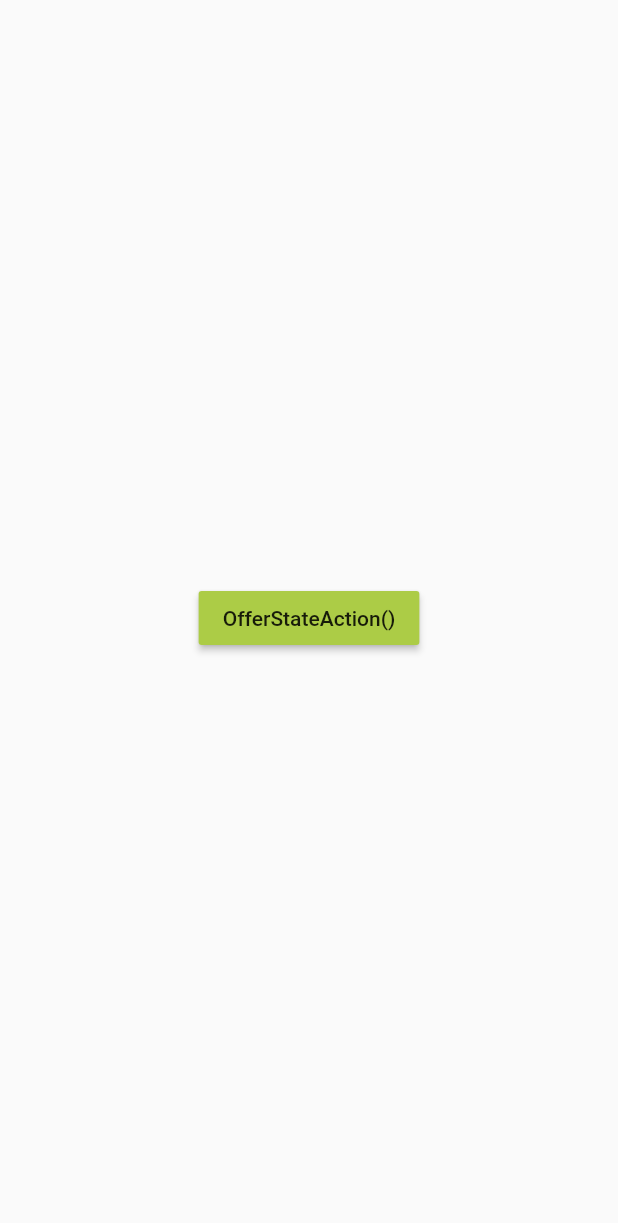
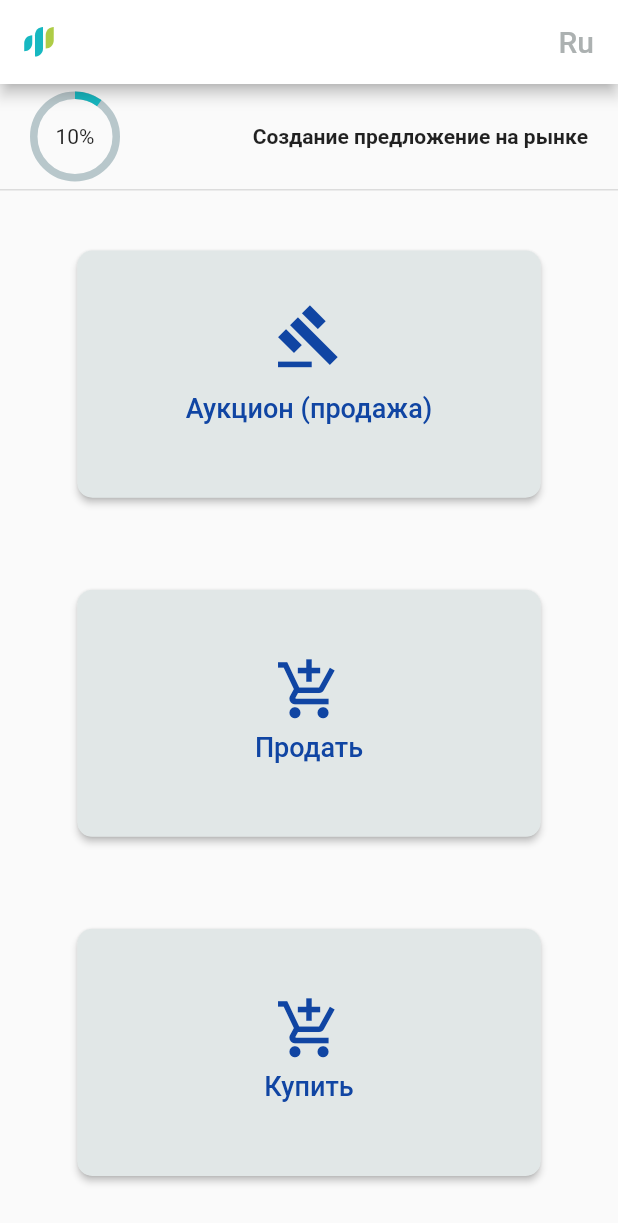
Before and after one commit to MrGretty/mobile, a Flutter app: the screen it shows after launch, on a phone screen of 412 x 824 dp. Shown: the top 1223 px of the screen. Run offline on Flutter 3.47's test engine with Material 2 defaults, Android fonts, the phone set to English and light mode, and no system bars; drawn by our look-alikes of percent_indicator; our stand-ins replace bloc, equatable, flutter_bloc, flutter_svg; missing offline and left inert: flutter_statusbar_manager.

Commit message:
add offerFormAuctionView

```diff
--- /dev/null
+++ b/lib/components/common/LoggedInHeader.dart
@@ -0,0 +1,31 @@
+import 'package:flutter/material.dart';
+import 'package:flutter_svg/flutter_svg.dart';
+
+class LoggedInHeader extends StatelessWidget {
+  static final String assetLogoName = 'assets/logo.svg';
+
+  final Widget svgLogoIcon = new SvgPicture.asset(
+    assetLogoName,
+    semanticsLabel: 'Logo',
+    height: 35,
+    width: 20,
+  );
+
+  @override
+  Widget build(BuildContext context) {
+    return Row(
+        mainAxisAlignment: MainAxisAlignment.spaceBetween,
+        children: <Widget>[
+          Container(child: svgLogoIcon),
+          Container(
+            child: Text(
+              'Ru',
+              style: TextStyle(color: Color.fromRGBO(172, 177, 177, 1)),
+            ),
+            margin: const EdgeInsets.only(
+              left: 20.0,
+            ),
+          )
+        ]);
+  }
+}
--- /dev/null
+++ b/lib/components/common/PercentIndicator.dart
@@ -0,0 +1,41 @@
+import 'package:flutter/material.dart';
+import 'package:percent_indicator/percent_indicator.dart';
+
+class PercentIndicator extends StatelessWidget {
+  final String title;
+  final String circleText;
+  final double percent;
+
+  const PercentIndicator(
+      {Key key, this.title, this.circleText, @required this.percent})
+      : super(key: key);
+
+  @override
+  Widget build(BuildContext context) {
+    return Container(
+      padding: EdgeInsets.only(left: 20, right: 20, top: 5, bottom: 5),
+      width: double.infinity,
+      alignment: Alignment.center,
+      decoration: const BoxDecoration(
+          border: Border(
+        bottom: BorderSide(width: 1.0, color: Color.fromRGBO(0, 0, 0, 0.12)),
+      )),
+      child: Row(
+        mainAxisAlignment: MainAxisAlignment.spaceBetween,
+        children: <Widget>[
+          CircularPercentIndicator(
+              radius: 60.0,
+              lineWidth: 5.0,
+              animation: true,
+              percent: this.percent,
+              center: Text(this.circleText),
+              progressColor: Color.fromRGBO(23, 182, 191, 1)),
+          Text(
+            this.title,
+            style: TextStyle(fontWeight: FontWeight.bold),
+          ),
+        ],
+      ),
+    );
+  }
+}
--- a/lib/components/createOffer/OfferBloc.dart
+++ /dev/null
@@ -1,22 +0,0 @@
-import 'package:bloc/bloc.dart';
-import 'package:Tradomatic/components/createOffer/OfferState.dart';
-import 'package:Tradomatic/components/createOffer/OfferEvents.dart';
-import 'package:Tradomatic/components/createOffer/OfferModel.dart';
-import 'package:flutter/cupertino.dart';
-
-class OfferBloc extends Bloc<OfferEvents, OfferState> {
-  final OfferModel model;
-
-  OfferBloc({@required this.model});
-
-  @override
-  OfferState get initialState => OfferStateAction();
-
-  @override
-  Stream<OfferState> mapEventToState(OfferEvents event) async* {
-    if (event is UpdateOffer) {
-      model.setFields(operation: event.operation);
-      print(model.props);
-    }
-  }
-}
--- /dev/null
+++ b/lib/components/createOffer/OfferFormActionView.dart
@@ -0,0 +1,133 @@
+import 'package:flutter/material.dart';
+
+import 'package:Tradomatic/components/createOffer/bloc/block.dart';
+import 'package:flutter_bloc/flutter_bloc.dart';
+
+enum Operations { auction, buy, sell }
+
+class OfferFormActionView extends StatelessWidget {
+  final double mediaWidthFactor = 0.75;
+  final double mediaHeightFactor = 0.2;
+
+  final RoundedRectangleBorder shape = RoundedRectangleBorder(
+    borderRadius: new BorderRadius.circular(10.0),
+  );
+
+  mapEnumToConstants(option) {
+    switch (option) {
+      case Operations.auction:
+        return 3;
+      case Operations.buy:
+        return 2;
+      case Operations.sell:
+        return 1;
+      default:
+        return 0;
+    }
+  }
+
+  @override
+  Widget build(BuildContext context) {
+    return Container(
+        alignment: Alignment.center,
+        child: Center(
+          child: Padding(
+            child: Column(
+                mainAxisAlignment: MainAxisAlignment.spaceBetween,
+                children: <Widget>[
+                  SizedBox(
+                    height: MediaQuery.of(context).size.height *
+                        this.mediaHeightFactor,
+                    width: MediaQuery.of(context).size.width *
+                        this.mediaWidthFactor,
+                    child: RaisedButton(
+                      child: Column(
+                        mainAxisAlignment: MainAxisAlignment.center,
+                        children: <Widget>[
+                          Icon(
+                            Icons.gavel,
+                            size: 45,
+                          ),
+                          Padding(
+                            padding: const EdgeInsets.all(15.0),
+                            child: Text(
+                              "Аукцион (продажа)",
+                              style: TextStyle(fontSize: 18.0),
+                            ),
+                          ), // text
+                        ],
+                      ),
+                      shape: this.shape,
+                      onPressed: () => BlocProvider.of<OfferBloc>(context).add(
+                          OperationChanged(
+                              this.mapEnumToConstants(Operations.auction))),
+                      textColor: Color.fromRGBO(16, 69, 163, 1),
+                      color: Color.fromRGBO(225, 231, 231, 1),
+                    ),
+                  ),
+                  SizedBox(
+                    height: MediaQuery.of(context).size.height *
+                        this.mediaHeightFactor,
+                    width: MediaQuery.of(context).size.width *
+                        this.mediaWidthFactor,
+                    child: RaisedButton(
+                      child: Column(
+                        mainAxisAlignment: MainAxisAlignment.center,
+                        children: <Widget>[
+                          Icon(
+                            Icons.add_shopping_cart,
+                            size: 45,
+                          ),
+                          Padding(
+                            padding: const EdgeInsets.all(5.0),
+                            child: Text(
+                              "Продать",
+                              style: TextStyle(fontSize: 18.0),
+                            ),
+                          ), // text
+                        ],
+                      ),
+                      shape: this.shape,
+                      onPressed: () => BlocProvider.of<OfferBloc>(context).add(
+                          OperationChanged(
+                              this.mapEnumToConstants(Operations.buy))),
+                      textColor: Color.fromRGBO(16, 69, 163, 1),
+                      color: Color.fromRGBO(225, 231, 231, 1),
+                    ),
+                  ),
+                  SizedBox(
+                    height: MediaQuery.of(context).size.height *
+                        this.mediaHeightFactor,
+                    width: MediaQuery.of(context).size.width *
+                        this.mediaWidthFactor,
+                    child: RaisedButton(
+                      child: Column(
+                        mainAxisAlignment: MainAxisAlignment.center,
+                        children: <Widget>[
+                          Icon(
+                            Icons.add_shopping_cart,
+                            size: 45,
+                          ),
+                          Padding(
+                            padding: const EdgeInsets.all(5.0),
+                            child: Text(
+                              "Купить",
+                              style: TextStyle(fontSize: 18.0),
+                            ),
+                          ), // text
+                        ],
+                      ),
+                      shape: this.shape,
+                      onPressed: () => BlocProvider.of<OfferBloc>(context).add(
+                          OperationChanged(
+                              this.mapEnumToConstants(Operations.sell))),
+                      textColor: Color.fromRGBO(16, 69, 163, 1),
+                      color: Color.fromRGBO(225, 231, 231, 1),
+                    ),
+                  ),
+                ]),
+            padding: EdgeInsets.all(40.0),
+          ),
+        ));
+  }
+}
--- a/lib/components/createOffer/OfferFormsView.dart
+++ b/lib/components/createOffer/OfferFormsView.dart
@@ -1,25 +1,49 @@
+import 'package:Tradomatic/components/common/LoggedInHeader.dart';
+import 'package:Tradomatic/components/createOffer/OfferFormActionView.dart';
 import 'package:flutter/material.dart';
 import 'package:flutter_bloc/flutter_bloc.dart';
+import 'package:Tradomatic/components/common/PercentIndicator.dart';
 
-import 'package:Tradomatic/components/createOffer/OfferBloc.dart';
-import 'package:Tradomatic/components/createOffer/OfferState.dart';
-import 'package:Tradomatic/components/createOffer/OfferEvents.dart';
+import 'package:Tradomatic/components/createOffer/bloc/block.dart';
 
 class OfferFormsView extends StatelessWidget {
+  getPercentAccordingToState(state) {
+    if (state == OfferStateAction()) return .1;
+    return .2;
+  }
+
+  getLayoutAccordingToState(state) {
+    if (state == OfferStateAction()) return OfferFormActionView();
+
+    return Text('s');
+  }
+
+  getCircleTextAccordingToState(state) {
+    if (state == OfferStateAction()) return '10%';
+
+    return '0%';
+  }
+
   @override
   Widget build(BuildContext context) {
     return Scaffold(
-      body: Center(
-        child: BlocBuilder<OfferBloc, OfferState>(builder: (context, state) {
-          if (state == OfferStateAction()) {
-            return RaisedButton(
-                onPressed: () => BlocProvider.of<OfferBloc>(context).add(UpdateOffer(2)),
-                child: Text(state.toString()));
-          }
-
-          return Text('1');
-        }),
+      appBar: AppBar(
+        title: LoggedInHeader(),
+        backgroundColor: Colors.white,
       ),
+      body: BlocBuilder<OfferBloc, OfferState>(builder: (context, state) {
+        return Container(
+            child: Column(
+          children: <Widget>[
+            PercentIndicator(
+              percent: this.getPercentAccordingToState(state),
+              title: 'Создание предложение на рынке',
+              circleText: this.getCircleTextAccordingToState(state),
+            ),
+            Expanded(child: getLayoutAccordingToState(state))
+          ],
+        ));
+      }),
     );
   }
 }
--- /dev/null
+++ b/lib/components/createOffer/bloc/OfferBloc.dart
@@ -0,0 +1,27 @@
+import 'package:bloc/bloc.dart';
+import 'package:Tradomatic/components/createOffer/bloc/OfferState.dart';
+import 'package:Tradomatic/components/createOffer/bloc/OfferEvents.dart';
+import 'package:Tradomatic/components/createOffer/bloc/OfferModel.dart';
+import 'package:flutter/cupertino.dart';
+
+class OfferBloc extends Bloc<OfferEvents, OfferState> {
+  final OfferModel model;
+
+  OfferBloc({@required this.model});
+
+  @override
+  OfferState get initialState => OfferStateAction();
+
+  @override
+  Stream<OfferState> mapEventToState(OfferEvents event) async* {
+    if (event is OperationChanged) {
+      yield* _mapOperationChangedToState(event);
+    }
+  }
+
+  Stream<OfferState> _mapOperationChangedToState(
+      OperationChanged event) async* {
+    model.setFields(operation: event.operation);
+    yield OfferStateCurrencyBasises();
+  }
+}
--- a/lib/components/createOffer/OfferEvents.dart
+++ b/lib/components/createOffer/bloc/OfferEvents.dart
@@ -7,14 +7,14 @@ abstract class OfferEvents extends Equatable {
   List<Object> get props => [];
 }
 
-class UpdateOffer extends OfferEvents {
+class OperationChanged extends OfferEvents {
   final int operation;
 
-  const UpdateOffer(this.operation);
+  const OperationChanged(this.operation);
 
   @override
   List<Object> get props => [operation];
 
   @override
-  String toString() => 'UpdateTodo { updatedTodo: $operation }';
+  String toString() => 'OperationChanged { operation: $operation }';
 }
--- a/lib/components/createOffer/OfferModel.dart
+++ b/lib/components/createOffer/bloc/OfferModel.dart
@@ -3,7 +3,7 @@ class OfferModel {
 
   OfferModel({this.operation});
 
-  List get props => [operation];
+  List<Object> get props => [operation];
 
   factory OfferModel.initial() {
     return OfferModel(
--- a/lib/components/createOffer/OfferState.dart
+++ b/lib/components/createOffer/bloc/OfferState.dart
@@ -3,12 +3,13 @@ import 'package:equatable/equatable.dart';
 abstract class OfferState extends Equatable {
   const OfferState();
 
+  @override
   List<Object> get props => [];
 }
 
 class OfferStateAction extends OfferState {}
 
-class OfferStateCurrencyBasis extends OfferState {}
+class OfferStateCurrencyBasises extends OfferState {}
 
 class OfferStateCommodity extends OfferState {}
 
--- /dev/null
+++ b/lib/components/createOffer/bloc/block.dart
@@ -0,0 +1,4 @@
+export './OfferBloc.dart';
+export './OfferEvents.dart';
+export './OfferState.dart';
+export './OfferModel.dart';
--- a/lib/main.dart
+++ b/lib/main.dart
@@ -25,7 +25,8 @@ class _MyAppState extends State<MyApp> {
       initialRoute: 'createOffer',
       debugShowCheckedModeBanner: false,
       theme: ThemeData(
-        buttonColor: Color.fromRGBO(172, 204, 70, 1)),
+        buttonColor: Color.fromRGBO(172, 204, 70, 1),
+      ),
     );
   }
 }
--- a/lib/pages/autorizedPages/CreateOfferPage.dart
+++ b/lib/pages/autorizedPages/CreateOfferPage.dart
@@ -1,8 +1,7 @@
 import 'package:flutter/material.dart';
 import 'package:flutter_bloc/flutter_bloc.dart';
 
-import 'package:Tradomatic/components/createOffer/OfferBloc.dart';
-import 'package:Tradomatic/components/createOffer/OfferModel.dart';
+import 'package:Tradomatic/components/createOffer/bloc/block.dart';
 import 'package:Tradomatic/components/createOffer/OfferFormsView.dart';
 
 class CreateOfferPage extends StatelessWidget {
```
